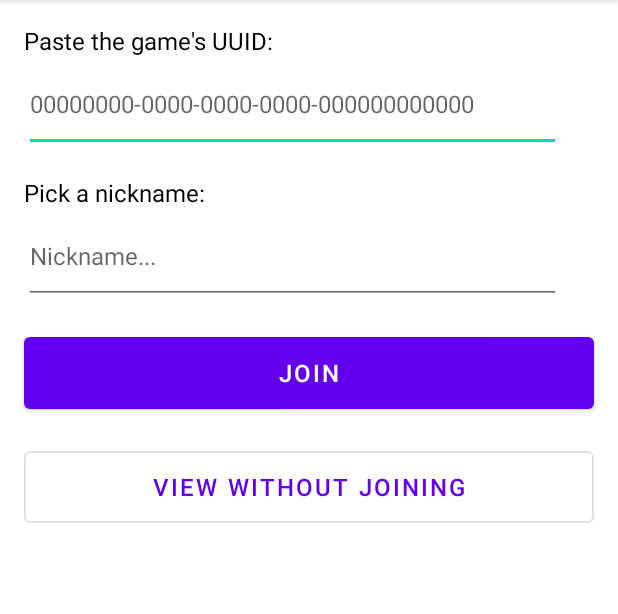
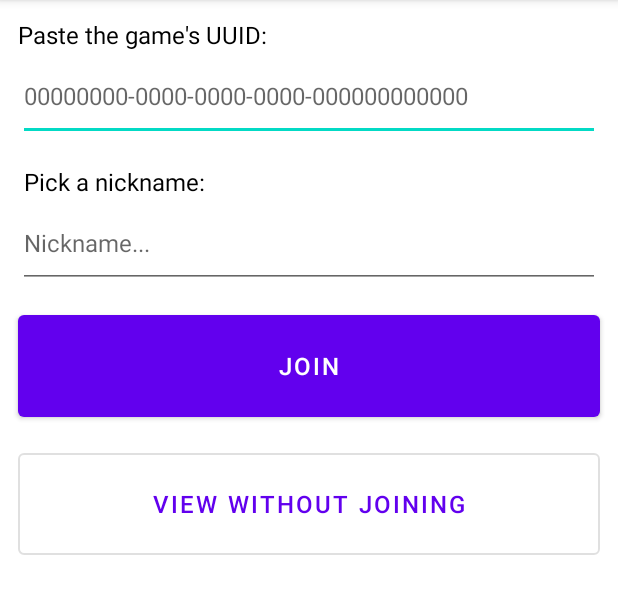
Before and after one commit to Blef-team/blef_android_app, an Android app: the JoiningWithoutUuid screen opened directly, with no data from a screen before it, on a phone screen of 412 x 824 dp, the part 84-698 px from its top. Run offline under Robolectric (Android 15) with nearby library versions, the phone set to English and light mode, and no system bars.

Commit message:
Standardise button sizes and margins

```diff
--- a/app/src/main/res/layout/activity_game.xml
+++ b/app/src/main/res/layout/activity_game.xml
@@ -30,9 +30,7 @@
         android:layout_width="match_parent"
         android:layout_height="wrap_content"
         android:layout_marginStart="12dp"
-        android:layout_marginTop="12dp"
         android:layout_marginEnd="12dp"
-        android:layout_marginBottom="6dp"
         android:orientation="vertical"
         app:layout_constraintBottom_toBottomOf="parent"
         app:layout_constraintEnd_toEndOf="parent"
--- a/app/src/main/res/layout/activity_joining_without_uuid.xml
+++ b/app/src/main/res/layout/activity_joining_without_uuid.xml
@@ -15,9 +15,9 @@
             android:id="@+id/join_with_uuid_uuid_prompt"
             android:layout_width="wrap_content"
             android:layout_height="wrap_content"
-            android:layout_marginStart="16dp"
-            android:layout_marginTop="16dp"
-            android:layout_marginEnd="16dp"
+            android:layout_marginStart="12dp"
+            android:layout_marginTop="12dp"
+            android:layout_marginEnd="12dp"
             android:text="@string/uuid_prompt"
             app:layout_constraintEnd_toEndOf="parent"
             app:layout_constraintStart_toStartOf="parent"
@@ -25,10 +25,10 @@
 
         <EditText
             android:id="@+id/join_without_uuid_uuid"
-            android:layout_width="358dp"
-            android:layout_height="63dp"
-            android:layout_marginStart="16dp"
-            android:layout_marginEnd="16dp"
+            android:layout_width="match_parent"
+            android:layout_height="60dp"
+            android:layout_marginStart="12dp"
+            android:layout_marginEnd="12dp"
             android:ems="10"
             android:hint="@string/uuid_hint"
             android:inputType="textPersonName"
@@ -50,10 +50,10 @@
 
         <EditText
             android:id="@+id/join_without_uuid_nickname"
-            android:layout_width="358dp"
-            android:layout_height="63dp"
-            android:layout_marginStart="16dp"
-            android:layout_marginEnd="16dp"
+            android:layout_width="match_parent"
+            android:layout_height="60dp"
+            android:layout_marginStart="12dp"
+            android:layout_marginEnd="12dp"
             android:ems="10"
             android:hint="@string/nickname_hint"
             android:inputType="textPersonName"
@@ -64,10 +64,10 @@
         <Button
             android:id="@+id/join_without_uuid_join_button"
             android:layout_width="fill_parent"
-            android:layout_height="60dp"
-            android:layout_marginStart="16dp"
-            android:layout_marginTop="16dp"
-            android:layout_marginEnd="16dp"
+            android:layout_height="80dp"
+            android:layout_marginStart="12dp"
+            android:layout_marginTop="12dp"
+            android:layout_marginEnd="12dp"
             android:text="Join"
             app:layout_constraintEnd_toEndOf="parent"
             app:layout_constraintHorizontal_bias="0.0"
@@ -78,10 +78,10 @@
             android:id="@+id/join_without_uuid_observe_button"
             style="@style/Widget.MaterialComponents.Button.OutlinedButton"
             android:layout_width="fill_parent"
-            android:layout_height="60dp"
-            android:layout_marginStart="16dp"
-            android:layout_marginTop="16dp"
-            android:layout_marginEnd="16dp"
+            android:layout_height="80dp"
+            android:layout_marginStart="12dp"
+            android:layout_marginTop="12dp"
+            android:layout_marginEnd="12dp"
             android:text="View without joining"
             app:layout_constraintEnd_toEndOf="parent"
             app:layout_constraintHorizontal_bias="0.0"
```
Also changed, not shown: app/src/main/java/app/blef/blef/Game.kt (+29 -22 lines), app/src/main/res/layout/activity_creating.xml (+12 -12 lines), app/src/main/res/layout/activity_joining_with_uuid.xml (+18 -18 lines), app/src/main/res/layout/activity_main.xml (+10 -10 lines).
